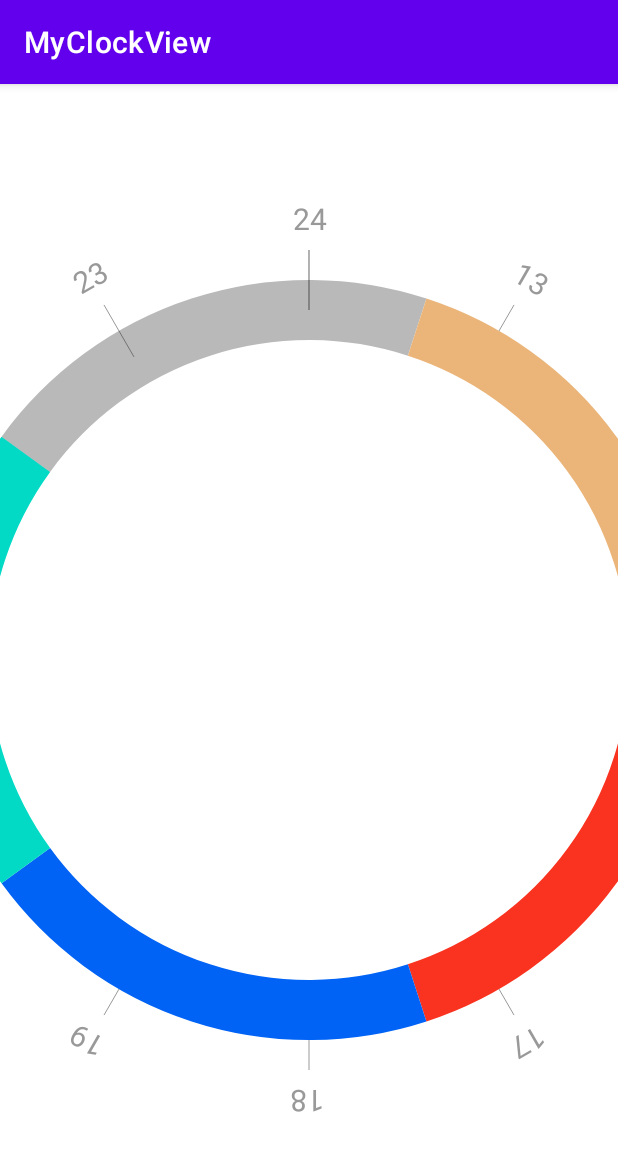
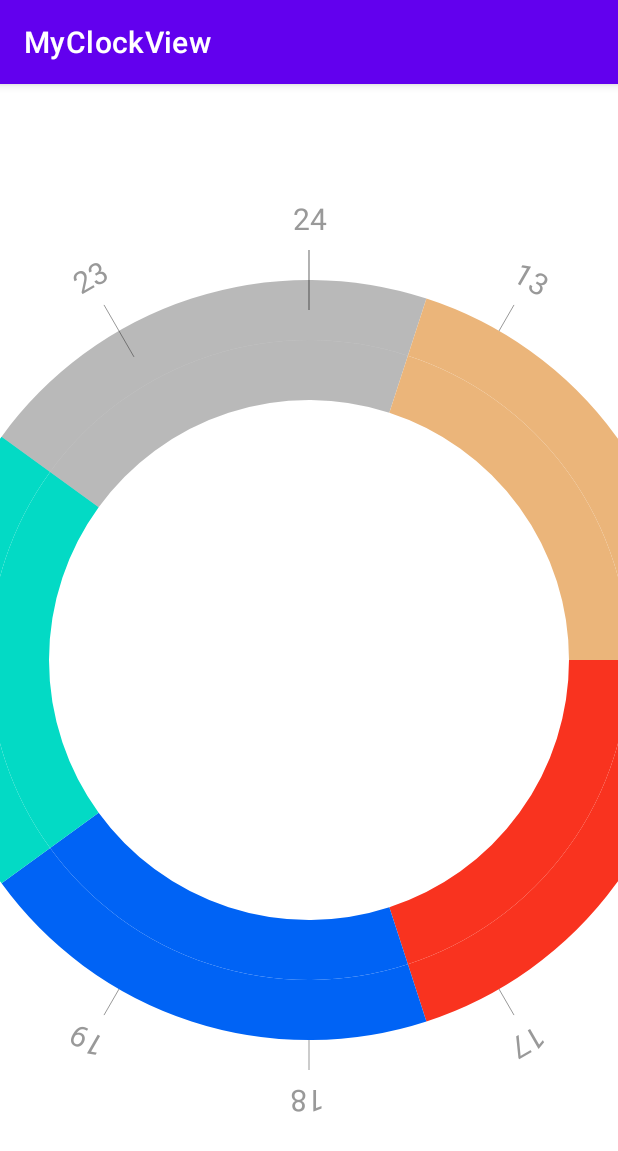
Before and after one commit to liudao01/MyClockView, an Android app: the screen it shows after launch (MainActivity), on a phone screen of 412 x 824 dp. Shown: the top 1151 px of the screen. Run offline under Robolectric (Android 15) with nearby library versions, the phone set to English and light mode, and no system bars.

Commit message:
更新.idea文件

```diff
--- a/app/src/main/java/com/example/myclockview/MyClockView.java
+++ b/app/src/main/java/com/example/myclockview/MyClockView.java
@@ -45,6 +45,7 @@ public class MyClockView extends View {
     private int radius = 350;//半径 后面动态
 
     private Paint mOutCirclePaint = null;//外层圆画笔
+    private Paint mInnerCirclePaint = null;//内层圆画笔
     private Paint textPaint = null;//文字画笔
     private Paint linePaint = null;//刻度画笔
     private Paint testPaint = null;//测试画笔
@@ -70,7 +71,7 @@ public class MyClockView extends View {
             R.color.teal_200,
             R.color.color_4d1a1a1a,
             R.color.color_EBB57A
-           };
+    };
 
 
     private int currentColor = R.color.color_1A1A1A;
@@ -178,6 +179,13 @@ public class MyClockView extends View {
         mOutCirclePaint.setStrokeWidth(circleWidth);//设置线宽
         mOutCirclePaint.setColor(Color.BLUE);
 
+        //内圈圆 画笔
+        mInnerCirclePaint = new Paint();
+        mInnerCirclePaint.setAntiAlias(true);//设置Paint为无锯齿
+        mInnerCirclePaint.setStyle(Paint.Style.STROKE);
+        mInnerCirclePaint.setStrokeWidth(circleWidth);//设置线宽
+        mInnerCirclePaint.setColor(Color.BLUE);
+
         //刻度文字画笔
         textPaint = new Paint();
         textPaint.setTextSize(lineTextSize);
@@ -230,14 +238,33 @@ public class MyClockView extends View {
         drawLine(canvas);
         //画最外面的扇形
 //        drawOutCircle(canvas);
-        //画扇形
-        drawMyAcr(canvas);
+        //画外部圆环
+        drawMyOutAcr(canvas);
+        //画内部圆环
+        drawMyInnerAcr(canvas);
 
 //        canvas.translate(w / 2, h / 2);
 //        acrRectF = new RectF(left, top, right, bottom);
 //        float r = (float) (Math.min(w, h) / 2);     //饼状图半径(取宽高里最小的值)
 
         canvas.restore();//把当前画布返回（调整）到上一个save()状态之前
+    }
+
+    private void drawMyInnerAcr(Canvas canvas) {
+//        mInnerCirclePaint
+        // 矩形区域
+        RectF acrRectF = new RectF();
+        acrRectF.set(center.x - radius + circleWidth, center.y - radius + circleWidth, center.x + radius - circleWidth, center.y + radius - circleWidth);
+        Log.d(TAG, "drawMyAcr: radius = " + radius);
+        for (int i = 0; i < outCircleDataList.size(); i++) {
+
+            OutCircleData outCircleData = outCircleDataList.get(i);
+            mInnerCirclePaint.setColor(getContext().getResources().getColor(outCircleData.getColor()));
+            Log.d(TAG, "drawMyAcr: 圆圈画笔颜色 = " + outCircleData.getColor());
+            Log.d(TAG, "drawMyAcr: outCircleData = " + outCircleData.toString());
+            //第三个参数是扫过的角度
+            canvas.drawArc(acrRectF, outCircleData.getStartAngle(), outCircleData.getSweepAngle(), false, mInnerCirclePaint);
+        }
     }
 
     //画刻度
@@ -289,7 +316,7 @@ public class MyClockView extends View {
     }
 
     //画扇形
-    private void drawMyAcr(Canvas canvas) {
+    private void drawMyOutAcr(Canvas canvas) {
         // 矩形区域
         acrRectF.set(center.x - radius, center.y - radius, center.x + radius, center.y + radius);
         Log.d(TAG, "drawMyAcr: radius = " + radius);
@@ -299,7 +326,7 @@ public class MyClockView extends View {
             mOutCirclePaint.setColor(getContext().getResources().getColor(outCircleData.getColor()));
             Log.d(TAG, "drawMyAcr: 圆圈画笔颜色 = " + outCircleData.getColor());
             Log.d(TAG, "drawMyAcr: outCircleData = " + outCircleData.toString());
-        //第三个参数是扫过的角度
+            //第三个参数是扫过的角度
             canvas.drawArc(acrRectF, outCircleData.getStartAngle(), outCircleData.getSweepAngle(), false, mOutCirclePaint);
         }
     }
@@ -319,7 +346,7 @@ public class MyClockView extends View {
             Log.d(TAG, "initData: colors[i] = " + colors[i]);
             outCircleData.setStartAngle(startAngel);
             outCircleData.setEndAngle(startAngel + sweepAngle);
-            outCircleData.setSweepAngle( sweepAngle);
+            outCircleData.setSweepAngle(sweepAngle);
             startAngel = startAngel + sweepAngle;
             Log.d(TAG, "initData: outCircleData  = " + outCircleData.toString());
             outCircleDataList.add(outCircleData);
```
Also changed, not shown: 1 other file.
